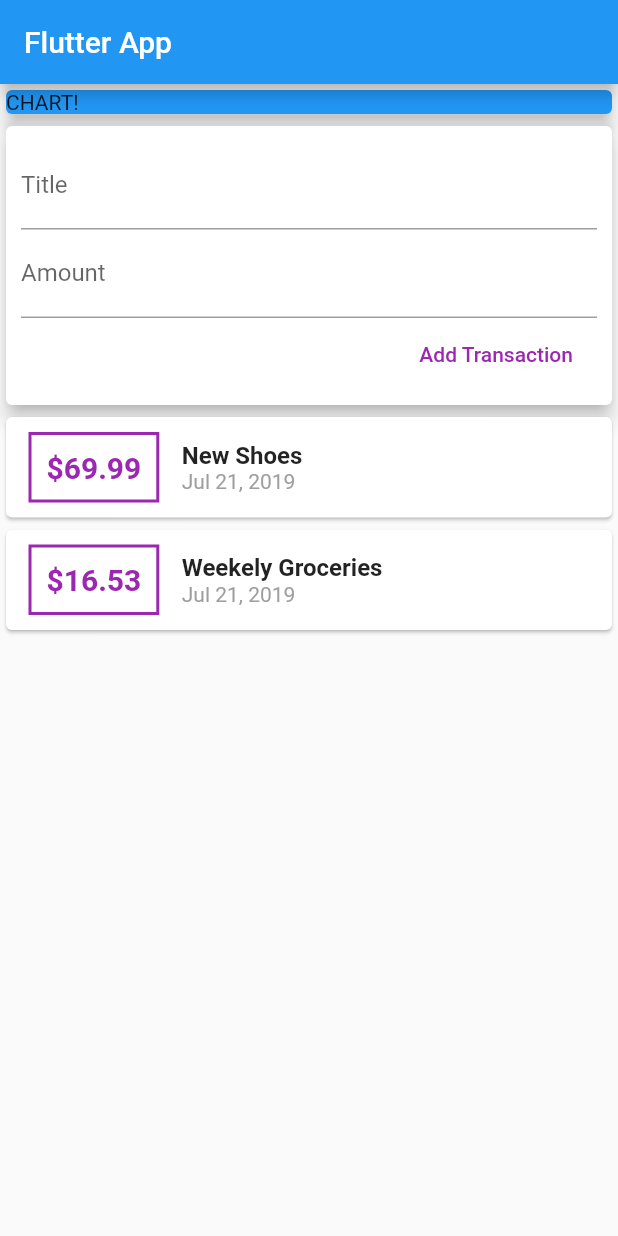
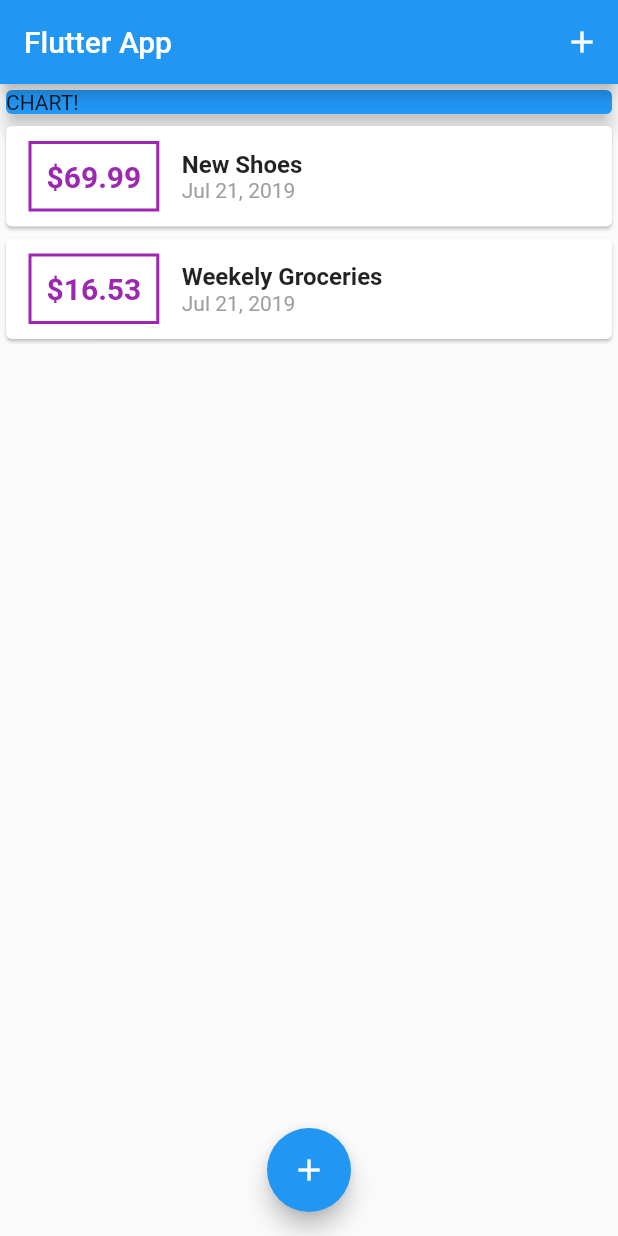
Before and after one commit to ayush987goyal/personal_expenses_app_flutter, a Flutter app: the screen it shows after launch, on a phone screen of 412 x 824 dp. Run offline on Flutter 3.47's test engine with Material 2 defaults, Android fonts, the phone set to English and light mode, and no system bars.

Commit message:
Add botom shwwt for adding

```diff
--- a/lib/main.dart
+++ b/lib/main.dart
@@ -1,6 +1,8 @@
 import 'package:flutter/material.dart';
 
-import './widgets/user_transactions.dart';
+import './models/transaction.dart';
+import './widgets/transaction_list.dart';
+import './widgets/new_transaction.dart';
 
 void main() => runApp(MyApp());
 
@@ -14,12 +16,69 @@ class MyApp extends StatelessWidget {
   }
 }
 
-class MyHomePage extends StatelessWidget {
+class MyHomePage extends StatefulWidget {
+  @override
+  _MyHomePageState createState() => _MyHomePageState();
+}
+
+class _MyHomePageState extends State<MyHomePage> {
+  final List<Transaction> _userTransactions = [
+    Transaction(
+      id: 't1',
+      title: 'New Shoes',
+      amount: 69.99,
+      date: DateTime.now(),
+    ),
+    Transaction(
+      id: 't2',
+      title: 'Weekely Groceries',
+      amount: 16.53,
+      date: DateTime.now(),
+    ),
+  ];
+
+  void _addNewTransaction(String title, double amount) {
+    final newTxn = Transaction(
+      id: DateTime.now().toString(),
+      title: title,
+      amount: amount,
+      date: DateTime.now(),
+    );
+
+    setState(() {
+      _userTransactions.add(newTxn);
+    });
+  }
+
+  void _startAddNewTransaction(BuildContext ctx) {
+    showModalBottomSheet(
+      context: ctx,
+      builder: (_) {
+        return GestureDetector(
+          onTap: () {},
+          child: NewTransaction(_addNewTransaction),
+          behavior: HitTestBehavior.opaque,
+        );
+      },
+    );
+  }
+
   @override
   Widget build(BuildContext context) {
     return Scaffold(
       appBar: AppBar(
         title: Text('Flutter App'),
+        actions: <Widget>[
+          IconButton(
+            icon: Icon(Icons.add),
+            onPressed: () => _startAddNewTransaction(context),
+          )
+        ],
+      ),
+      floatingActionButtonLocation: FloatingActionButtonLocation.centerFloat,
+      floatingActionButton: FloatingActionButton(
+        child: Icon(Icons.add),
+        onPressed: () => _startAddNewTransaction(context),
       ),
       body: SingleChildScrollView(
         child: Column(
@@ -33,7 +92,7 @@ class MyHomePage extends StatelessWidget {
                 elevation: 5,
               ),
             ),
-            UserTransactions()
+            TransactionList(_userTransactions)
           ],
         ),
       ),
--- a/lib/widgets/user_transactions.dart
+++ /dev/null
@@ -1,50 +0,0 @@
-import 'package:flutter/material.dart';
-
-import './new_transaction.dart';
-import './transaction_list.dart';
-import '../models/transaction.dart';
-
-class UserTransactions extends StatefulWidget {
-  @override
-  _UserTransactionsState createState() => _UserTransactionsState();
-}
-
-class _UserTransactionsState extends State<UserTransactions> {
-  final List<Transaction> _userTransactions = [
-    Transaction(
-      id: 't1',
-      title: 'New Shoes',
-      amount: 69.99,
-      date: DateTime.now(),
-    ),
-    Transaction(
-      id: 't2',
-      title: 'Weekely Groceries',
-      amount: 16.53,
-      date: DateTime.now(),
-    ),
-  ];
-
-  void _addNewTransaction(String title, double amount) {
-    final newTxn = Transaction(
-      id: DateTime.now().toString(),
-      title: title,
-      amount: amount,
-      date: DateTime.now(),
-    );
-
-    setState(() {
-      _userTransactions.add(newTxn);
-    });
-  }
-
-  @override
-  Widget build(BuildContext context) {
-    return Column(
-      children: <Widget>[
-        NewTransaction(_addNewTransaction),
-        TransactionList(_userTransactions)
-      ],
-    );
-  }
-}
```
Also changed, not shown: lib/widgets/new_transaction.dart (+13 -4 lines).
